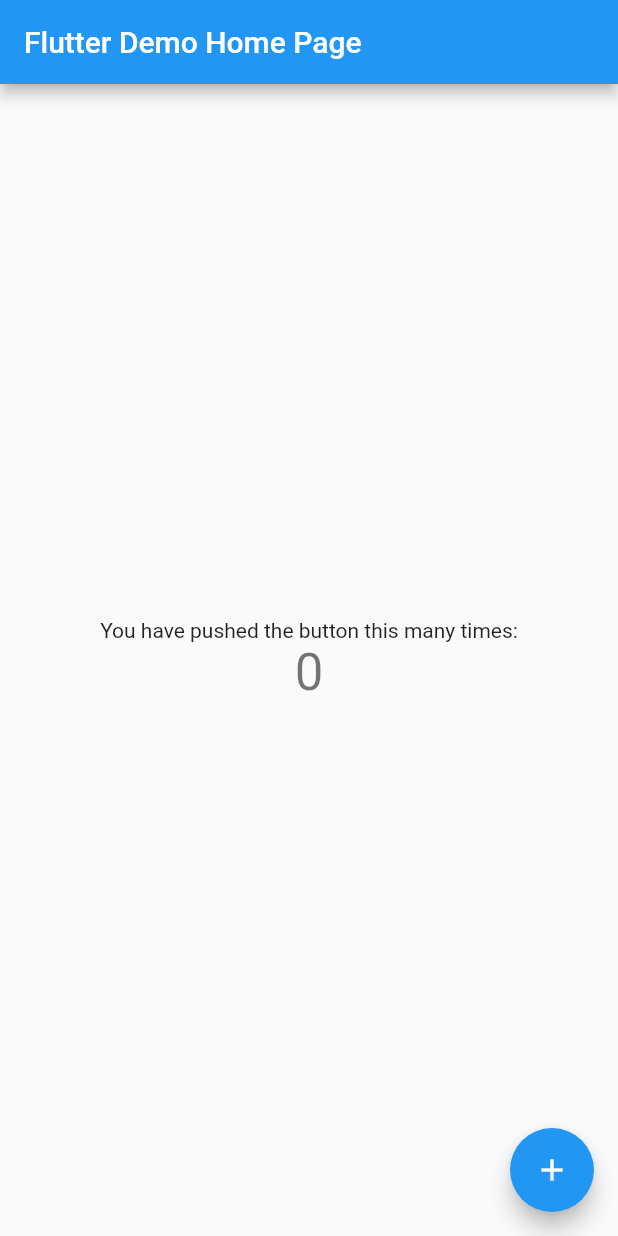
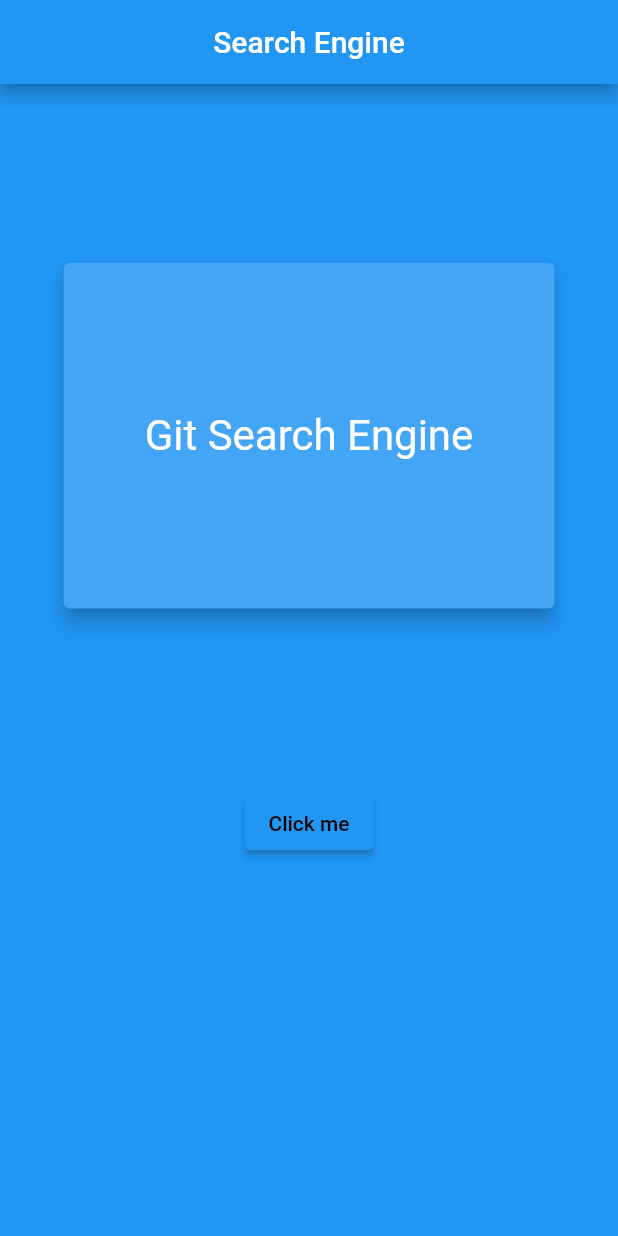
Before and after one commit to FernandoFigueiras/search_engine_git, a Flutter app: the screen it shows after launch, on a phone screen of 412 x 824 dp. Run offline on Flutter 3.47's test engine with Material 2 defaults, Android fonts, the phone set to English and light mode, and no system bars.

Commit message:
app construct

```diff
--- a/lib/main.dart
+++ b/lib/main.dart
@@ -1,113 +1,77 @@
 import 'package:flutter/material.dart';
+import 'package:search_engine_git/components/search_page.dart';
 
-void main() {
-  runApp(MyApp());
-}
+void main() => runApp(SearchEngineApp());
 
-class MyApp extends StatelessWidget {
-  // This widget is the root of your application.
+class SearchEngineApp extends StatelessWidget {
   @override
   Widget build(BuildContext context) {
     return MaterialApp(
-      title: 'Flutter Demo',
-      theme: ThemeData(
-        // This is the theme of your application.
-        //
-        // Try running your application with "flutter run". You'll see the
-        // application has a blue toolbar. Then, without quitting the app, try
-        // changing the primarySwatch below to Colors.green and then invoke
-        // "hot reload" (press "r" in the console where you ran "flutter run",
-        // or simply save your changes to "hot reload" in a Flutter IDE).
-        // Notice that the counter didn't reset back to zero; the application
-        // is not restarted.
-        primarySwatch: Colors.blue,
-      ),
-      home: MyHomePage(title: 'Flutter Demo Home Page'),
+      home: MainPage(),
+      routes: {
+        "searchPage": (context) => SearchPage(),
+      },
     );
   }
 }
 
-class MyHomePage extends StatefulWidget {
-  MyHomePage({Key key, this.title}) : super(key: key);
-
-  // This widget is the home page of your application. It is stateful, meaning
-  // that it has a State object (defined below) that contains fields that affect
-  // how it looks.
-
-  // This class is the configuration for the state. It holds the values (in this
-  // case the title) provided by the parent (in this case the App widget) and
-  // used by the build method of the State. Fields in a Widget subclass are
-  // always marked "final".
-
-  final String title;
-
-  @override
-  _MyHomePageState createState() => _MyHomePageState();
+_openSearchPage(BuildContext context) {
+  return Navigator.pushNamed(context, "searchPage");
 }
 
-class _MyHomePageState extends State<MyHomePage> {
-  int _counter = 0;
-
-  void _incrementCounter() {
-    setState(() {
-      // This call to setState tells the Flutter framework that something has
-      // changed in this State, which causes it to rerun the build method below
-      // so that the display can reflect the updated values. If we changed
-      // _counter without calling setState(), then the build method would not be
-      // called again, and so nothing would appear to happen.
-      _counter++;
-    });
-  }
-
+class MainPage extends StatelessWidget {
   @override
   Widget build(BuildContext context) {
-    // This method is rerun every time setState is called, for instance as done
-    // by the _incrementCounter method above.
-    //
-    // The Flutter framework has been optimized to make rerunning build methods
-    // fast, so that you can just rebuild anything that needs updating rather
-    // than having to individually change instances of widgets.
     return Scaffold(
+        backgroundColor: Colors.blue,
         appBar: AppBar(
-        // Here we take the value from the MyHomePage object that was created by
-        // the App.build method, and use it to set our appbar title.
-        title: Text(widget.title),
+          title: Text("Search Engine"),
+          centerTitle: true,
         ),
-      body: Center(
-        // Center is a layout widget. It takes a single child and positions it
-        // in the middle of the parent.
+        body: LayoutBuilder(
+          builder: (context, constraints) {
+            return Container(
               child: Column(
-          // Column is also a layout widget. It takes a list of children and
-          // arranges them vertically. By default, it sizes itself to fit its
-          // children horizontally, and tries to be as tall as its parent.
-          //
-          // Invoke "debug painting" (press "p" in the console, choose the
-          // "Toggle Debug Paint" action from the Flutter Inspector in Android
-          // Studio, or the "Toggle Debug Paint" command in Visual Studio Code)
-          // to see the wireframe for each widget.
-          //
-          // Column has various properties to control how it sizes itself and
-          // how it positions its children. Here we use mainAxisAlignment to
-          // center the children vertically; the main axis here is the vertical
-          // axis because Columns are vertical (the cross axis would be
-          // horizontal).
-          mainAxisAlignment: MainAxisAlignment.center,
-          children: <Widget>[
-            Text(
-              'You have pushed the button this many times:',
+                children: [
+                  SizedBox(
+                    height: constraints.maxHeight * 0.10,
+                    width: double.infinity,
                   ),
-            Text(
-              '$_counter',
-              style: Theme.of(context).textTheme.headline4,
+                  Container(
+                    margin: EdgeInsets.all(constraints.maxHeight * 0.05),
+                    child: Card(
+                      elevation: 5,
+                      color: Colors.blue[400],
+                      child: Container(
+                        padding: EdgeInsets.all(constraints.maxHeight * 0.05),
+                        height: constraints.maxHeight * 0.30,
+                        child: Center(
+                          child: Text(
+                            "Git Search Engine",
+                            style: TextStyle(
+                              fontSize: 28,
+                              color: Colors.white,
                             ),
+                          ),
+                        ),
+                      ),
+                    ),
+                  ),
+                  SizedBox(
+                    height: constraints.maxHeight * 0.10,
+                    width: double.infinity,
+                  ),
+                  ElevatedButton(
+                    onPressed: () => _openSearchPage(context),
+                    child: Text(
+                      "Click me",
+                      style: TextStyle(color: Colors.black),
+                    ),
+                  )
                 ],
               ),
-      ),
-      floatingActionButton: FloatingActionButton(
-        onPressed: _incrementCounter,
-        tooltip: 'Increment',
-        child: Icon(Icons.add),
-      ), // This trailing comma makes auto-formatting nicer for build methods.
             );
+          },
+        ));
   }
 }
--- a/pubspec.yaml
+++ b/pubspec.yaml
@@ -23,6 +23,8 @@ environment:
 dependencies:
   flutter:
     sdk: flutter
+  http: ^0.12.2
+
 
 
   # The following adds the Cupertino Icons font to your application.
```
Also changed, not shown: lib/components/detail_page.dart (added, +143 -0 lines), lib/components/search_page.dart (added, +125 -0 lines), lib/models/git_request.dart (added, +104 -0 lines), lib/services/api_service.dart (added, +20 -0 lines), pubspec.lock, 6 other files. Lines whose indentation alone changed are shown as unchanged.
